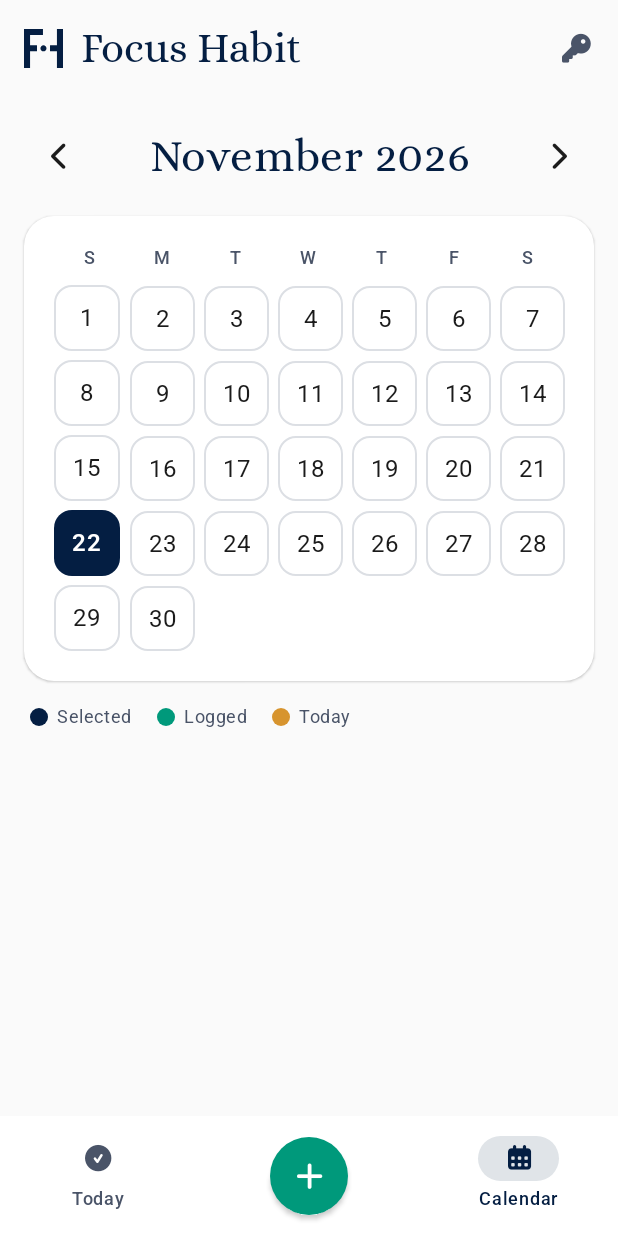
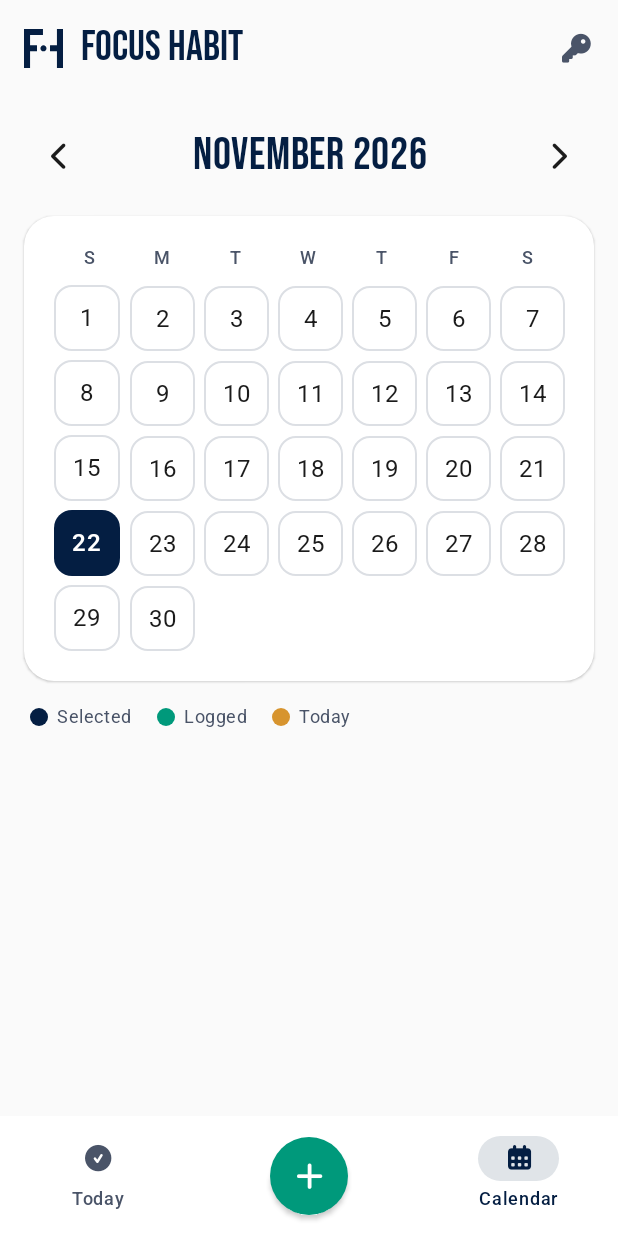
Before and after one commit to sito8943/FocusHabit, an Android app built with Jetpack Compose: the screen it shows after launch (MainActivity), item 2 of the bottom bar chosen, on a phone screen of 412 x 824 dp. Run offline under Robolectric (Android 15) with nearby library versions, the phone set to English and light mode, and no system bars; our stand-ins replace Room's generated code.

Commit message:
feat: Bebas Neue for titles (closest free match to the logo's F)
Replaces Alice for the wordmark, greetings and screen titles; Alice removed.

Co-Authored-By: Claude Opus 5.5 <noreply@anthropic.com>
Claude-Session: https://claude.ai/code/session_019dUnLZxUam22sEbepk4PUe

```diff
--- a/app/src/main/java/dev/sito8943/focushabit/feature/calendar/CalendarScreen.kt
+++ b/app/src/main/java/dev/sito8943/focushabit/feature/calendar/CalendarScreen.kt
@@ -30,7 +30,7 @@ import dev.sito8943.focushabit.core.icons.Fa
 import dev.sito8943.focushabit.core.icons.FaIcon
 import dev.sito8943.focushabit.ui.patterns.FocusCard
 import dev.sito8943.focushabit.ui.patterns.SectionLabel
-import dev.sito8943.focushabit.ui.theme.Alice
+import dev.sito8943.focushabit.ui.theme.Bebas
 import androidx.compose.foundation.layout.wrapContentWidth
 import androidx.compose.ui.unit.sp
 import dev.sito8943.focushabit.ui.theme.FocusColors
@@ -66,7 +66,7 @@ fun CalendarScreen(
                 text = "${state.month.month.getDisplayName(TextStyle.FULL_STANDALONE, locale)} ${state.month.year}"
                     .replaceFirstChar { it.titlecase(locale) },
                 modifier = Modifier.weight(1f),
-                fontFamily = Alice,
+                fontFamily = Bebas,
                 fontSize = 30.sp,
                 color = MaterialTheme.colorScheme.tertiary,
                 textAlign = androidx.compose.ui.text.style.TextAlign.Center,
--- a/app/src/main/java/dev/sito8943/focushabit/feature/form/HabitFormScreen.kt
+++ b/app/src/main/java/dev/sito8943/focushabit/feature/form/HabitFormScreen.kt
@@ -61,7 +61,7 @@ import dev.sito8943.focushabit.ui.patterns.FocusCard
 import dev.sito8943.focushabit.ui.patterns.FormHeight
 import dev.sito8943.focushabit.ui.patterns.HabitTile
 import dev.sito8943.focushabit.ui.patterns.SectionLabel
-import dev.sito8943.focushabit.ui.theme.Alice
+import dev.sito8943.focushabit.ui.theme.Bebas
 import dev.sito8943.focushabit.ui.theme.FocusColors
 import java.time.DayOfWeek
 import java.time.format.TextStyle
@@ -86,7 +86,7 @@ fun HabitFormScreen(
             Text(
                 stringResource(if (isEdit) R.string.form_title_edit else R.string.form_title_new),
                 modifier = Modifier.weight(1f),
-                fontFamily = Alice,
+                fontFamily = Bebas,
                 fontSize = 28.sp,
                 color = MaterialTheme.colorScheme.tertiary,
             )
--- a/app/src/main/java/dev/sito8943/focushabit/feature/habit/HabitDetailScreen.kt
+++ b/app/src/main/java/dev/sito8943/focushabit/feature/habit/HabitDetailScreen.kt
@@ -46,7 +46,7 @@ import dev.sito8943.focushabit.core.icons.FaIcon
 import dev.sito8943.focushabit.ui.patterns.DotGrid
 import dev.sito8943.focushabit.ui.patterns.FocusCard
 import dev.sito8943.focushabit.ui.patterns.SectionLabel
-import dev.sito8943.focushabit.ui.theme.Alice
+import dev.sito8943.focushabit.ui.theme.Bebas
 import dev.sito8943.focushabit.ui.theme.FocusColors
 import java.time.DayOfWeek
 import java.time.format.TextStyle
@@ -79,7 +79,7 @@ fun HabitDetailScreen(
             Text(
                 habit.name,
                 modifier = Modifier.weight(1f),
-                fontFamily = Alice,
+                fontFamily = Bebas,
                 fontSize = 30.sp,
                 color = MaterialTheme.colorScheme.tertiary,
                 maxLines = 1,
--- a/app/src/main/java/dev/sito8943/focushabit/feature/recovery/RecoverySheet.kt
+++ b/app/src/main/java/dev/sito8943/focushabit/feature/recovery/RecoverySheet.kt
@@ -39,7 +39,7 @@ import androidx.compose.ui.unit.sp
 import dev.sito8943.focushabit.R
 import dev.sito8943.focushabit.core.icons.Fa
 import dev.sito8943.focushabit.core.icons.FaIcon
-import dev.sito8943.focushabit.ui.theme.Alice
+import dev.sito8943.focushabit.ui.theme.Bebas
 
 @OptIn(ExperimentalMaterial3Api::class)
 @Composable
@@ -62,7 +62,7 @@ fun RecoverySheet(
         ) {
             Text(
                 stringResource(R.string.recovery_title),
-                fontFamily = Alice,
+                fontFamily = Bebas,
                 fontSize = 30.sp,
                 color = MaterialTheme.colorScheme.tertiary,
             )
--- a/app/src/main/java/dev/sito8943/focushabit/feature/today/TodayScreen.kt
+++ b/app/src/main/java/dev/sito8943/focushabit/feature/today/TodayScreen.kt
@@ -69,7 +69,7 @@ import dev.sito8943.focushabit.ui.patterns.DotGrid
 import dev.sito8943.focushabit.ui.patterns.FocusCard
 import dev.sito8943.focushabit.ui.patterns.ProgressRing
 import dev.sito8943.focushabit.ui.patterns.SectionLabel
-import dev.sito8943.focushabit.ui.theme.Alice
+import dev.sito8943.focushabit.ui.theme.Bebas
 import dev.sito8943.focushabit.ui.theme.FocusColors
 import java.time.LocalDate
 import java.time.LocalTime
@@ -179,7 +179,7 @@ private fun DayHeader(state: TodayUiState, onBackToToday: () -> Unit) {
                     state.today.plusDays(1) -> stringResource(R.string.day_tomorrow)
                     else -> state.date.format(DateTimeFormatter.ofLocalizedDate(FormatStyle.MEDIUM))
                 },
-                fontFamily = Alice,
+                fontFamily = Bebas,
                 fontSize = 34.sp,
                 color = MaterialTheme.colorScheme.tertiary,
                 maxLines = 1,
--- a/app/src/main/java/dev/sito8943/focushabit/ui/MainScreen.kt
+++ b/app/src/main/java/dev/sito8943/focushabit/ui/MainScreen.kt
@@ -54,7 +54,7 @@ import dev.sito8943.focushabit.feature.form.HabitFormScreen
 import dev.sito8943.focushabit.feature.habit.HabitDetailScreen
 import dev.sito8943.focushabit.feature.recovery.RecoverySheet
 import dev.sito8943.focushabit.feature.today.TodayScreen
-import dev.sito8943.focushabit.ui.theme.Alice
+import dev.sito8943.focushabit.ui.theme.Bebas
 
 private enum class Tab { Today, Calendar }
 
@@ -103,7 +103,7 @@ fun MainScreen(container: AppContainer) {
                         Spacer(Modifier.width(12.dp))
                         Text(
                             stringResource(R.string.app_name),
-                            fontFamily = Alice,
+                            fontFamily = Bebas,
                             fontSize = 28.sp,
                             color = MaterialTheme.colorScheme.tertiary,
                         )
--- a/app/src/main/java/dev/sito8943/focushabit/ui/patterns/Celebration.kt
+++ b/app/src/main/java/dev/sito8943/focushabit/ui/patterns/Celebration.kt
@@ -27,7 +27,7 @@ import androidx.compose.ui.graphics.drawscope.rotate
 import androidx.compose.ui.text.style.TextAlign
 import androidx.compose.ui.unit.dp
 import androidx.compose.ui.unit.sp
-import dev.sito8943.focushabit.ui.theme.Alice
+import dev.sito8943.focushabit.ui.theme.Bebas
 import dev.sito8943.focushabit.ui.theme.Brand
 import kotlin.math.cos
 import kotlin.math.sin
@@ -103,7 +103,7 @@ fun Celebration(
                         Modifier.padding(horizontal = 32.dp, vertical = 24.dp),
                         horizontalAlignment = Alignment.CenterHorizontally,
                     ) {
-                        Text(title, fontFamily = Alice, fontSize = 34.sp, color = MaterialTheme.colorScheme.tertiary)
+                        Text(title, fontFamily = Bebas, fontSize = 34.sp, color = MaterialTheme.colorScheme.tertiary)
                         Text(
                             message,
                             style = MaterialTheme.typography.bodyMedium,
--- a/app/src/main/java/dev/sito8943/focushabit/ui/theme/Theme.kt
+++ b/app/src/main/java/dev/sito8943/focushabit/ui/theme/Theme.kt
@@ -60,8 +60,8 @@ val Roboto = FontFamily(
     roboto(FontWeight.Bold),
 )
 
-/** Display font for the wordmark (the web's h1). */
-val Alice = FontFamily(Font(R.font.alice_regular))
+/** Titles and wordmark: Bebas Neue, the closest free font to the logo's F (uppercase only). */
+val Bebas = FontFamily(Font(R.font.bebas_neue))
 
 private val Light = with(Brand) {
     lightColorScheme(
```
Also changed, not shown: app/src/main/res/font/alice_regular.ttf (deleted), app/src/main/res/font/bebas_neue.ttf (added).
